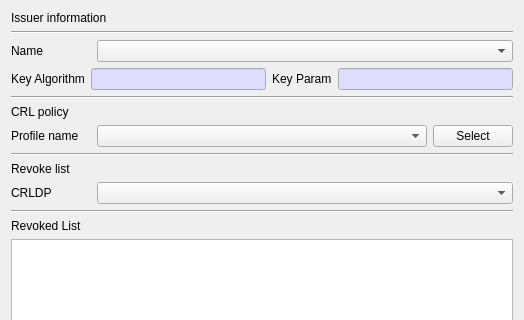
jykim74/CertMan, file CertMan/make_crl_dlg.ui: the form before one commit; both pictures show x 0 to 524 and y 0 to 320 of the 524 by 461 pixel window.
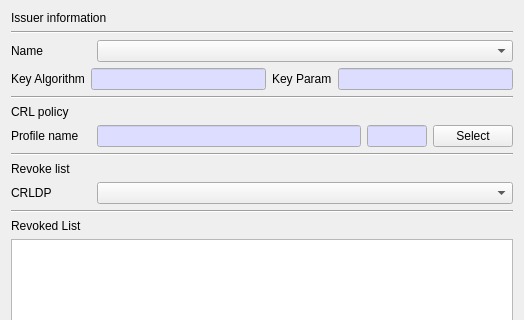
The form after the commit.

Commit message: CAMan ProfileMan 지원

```diff
--- a/CertMan/make_crl_dlg.ui
+++ b/CertMan/make_crl_dlg.ui
@@ -185,6 +185,47 @@
      <property name="topMargin">
       <number>0</number>
      </property>
+     <item row="0" column="3">
+      <widget class="QPushButton" name="mSelectProfileBtn">
+       <property name="text">
+        <string>Select</string>
+       </property>
+      </widget>
+     </item>
+     <item row="0" column="1">
+      <widget class="QLineEdit" name="mProfileNameText">
+       <property name="palette">
+        <palette>
+         <active>
+          <colorrole role="Base">
+           <brush brushstyle="SolidPattern">
+            <color alpha="255">
+             <red>221</red>
+             <green>221</green>
+             <blue>255</blue>
+            </color>
+           </brush>
+          </colorrole>
+         </active>
+         <inactive>
+          <colorrole role="Base">
+           <brush brushstyle="SolidPattern">
+            <color alpha="255">
+             <red>221</red>
+             <green>221</green>
+             <blue>255</blue>
+            </color>
+           </brush>
+          </colorrole>
+         </inactive>
+         <disabled/>
+        </palette>
+       </property>
+       <property name="readOnly">
+        <bool>true</bool>
+       </property>
+      </widget>
+     </item>
      <item row="0" column="0">
       <widget class="QLabel" name="label_6">
        <property name="minimumSize">
@@ -204,20 +245,49 @@
        </property>
       </widget>
      </item>
-     <item row="0" column="1">
-      <widget class="QComboBox" name="mProfileNameCombo">
-       <property name="sizePolicy">
-        <sizepolicy hsizetype="Expanding" vsizetype="Fixed">
-         <horstretch>0</horstretch>
-         <verstretch>0</verstretch>
-        </sizepolicy>
-       </property>
-      </widget>
-     </item>
      <item row="0" column="2">
-      <widget class="QPushButton" name="mSelectProfileBtn">
-       <property name="text">
-        <string>Select</string>
+      <widget class="QLineEdit" name="mProfileNumText">
+       <property name="minimumSize">
+        <size>
+         <width>60</width>
+         <height>0</height>
+        </size>
+       </property>
+       <property name="maximumSize">
+        <size>
+         <width>60</width>
+         <height>16777215</height>
+        </size>
+       </property>
+       <property name="palette">
+        <palette>
+         <active>
+          <colorrole role="Base">
+           <brush brushstyle="SolidPattern">
+            <color alpha="255">
+             <red>221</red>
+             <green>221</green>
+             <blue>255</blue>
+            </color>
+           </brush>
+          </colorrole>
+         </active>
+         <inactive>
+          <colorrole role="Base">
+           <brush brushstyle="SolidPattern">
+            <color alpha="255">
+             <red>221</red>
+             <green>221</green>
+             <blue>255</blue>
+            </color>
+           </brush>
+          </colorrole>
+         </inactive>
+         <disabled/>
+        </palette>
+       </property>
+       <property name="readOnly">
+        <bool>true</bool>
        </property>
       </widget>
      </item>
```
Left out of the diff: 1 changed line with no effect on the pictures. The commit also changes 12 other files.
